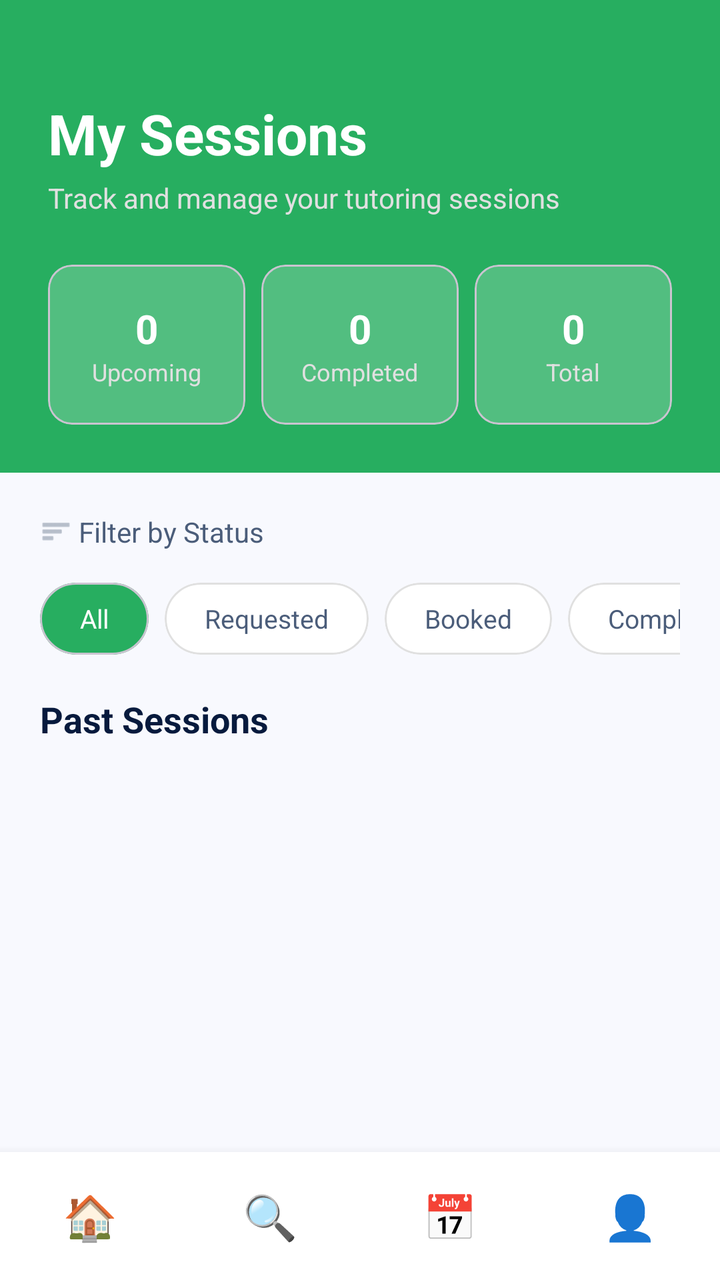
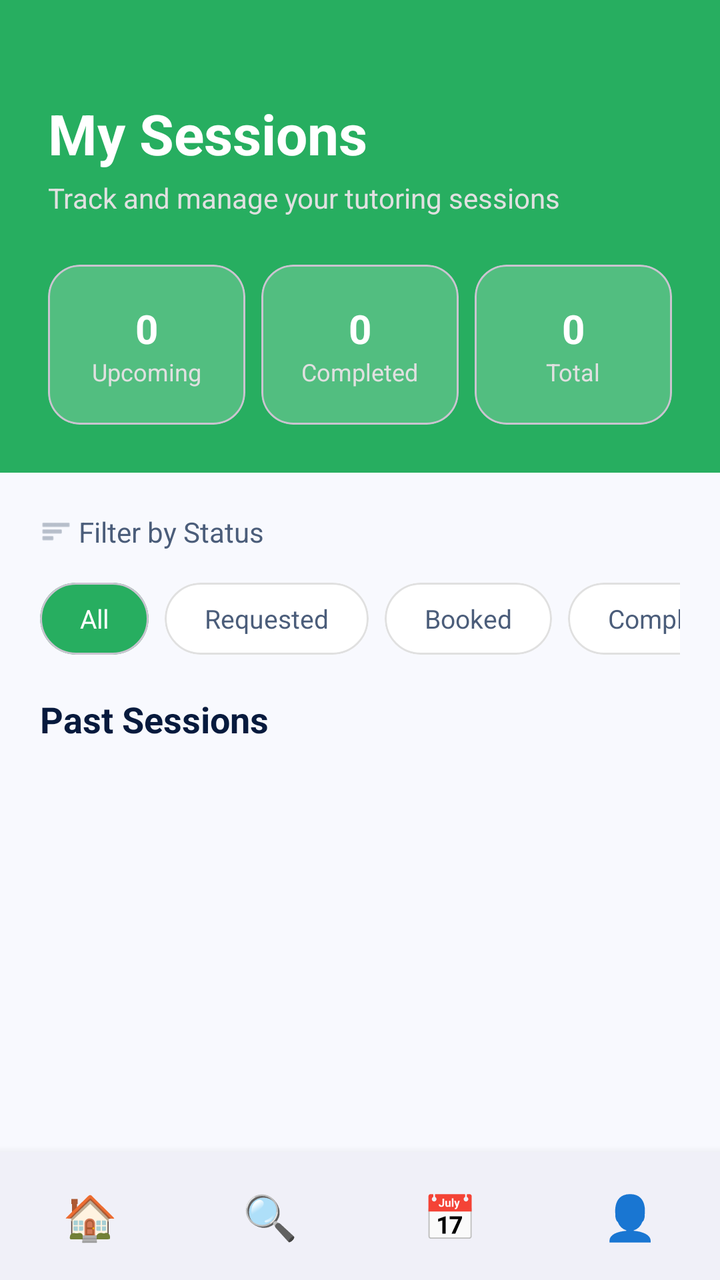

Two renders of the same Android screen: before a commit and after it. Below are the layout's source before the change and the commit's diff.
<!-- AndroidManifest.xml: application theme Theme.PeerTutoringApollo -->
<!-- res/layout/activity_session_requests.xml -->
<?xml version="1.0" encoding="utf-8"?>
<LinearLayout xmlns:android="http://schemas.android.com/apk/res/android"
    xmlns:app="http://schemas.android.com/apk/res-auto"
    android:layout_width="match_parent"
    android:layout_height="match_parent"
    android:orientation="vertical"
    android:background="#F8F9FE">

    
    <LinearLayout
        android:layout_width="match_parent"
        android:layout_height="wrap_content"
        android:background="#27AE60"
        android:orientation="vertical"
        android:paddingTop="48dp"
        android:paddingBottom="24dp"
        android:paddingHorizontal="24dp">

        <TextView
            android:layout_width="wrap_content"
            android:layout_height="wrap_content"
            android:text="My Sessions"
            android:textColor="#FFFFFF"
            android:textSize="28sp"
            android:textStyle="bold" />

        <TextView
            android:layout_width="wrap_content"
            android:layout_height="wrap_content"
            android:text="Track and manage your tutoring sessions"
            android:textColor="#E0E0E0"
            android:textSize="14sp"
            android:layout_marginTop="4dp" />

        
        <LinearLayout
            android:layout_width="match_parent"
            android:layout_height="wrap_content"
            android:orientation="horizontal"
            android:layout_marginTop="24dp"
            android:weightSum="3">

            
            <com.google.android.material.card.MaterialCardView
                android:layout_width="0dp"
                android:layout_height="80dp"
                android:layout_weight="1"
                android:layout_marginEnd="8dp"
                app:cardCornerRadius="12dp"
                app:cardBackgroundColor="#52BE80"
                app:cardElevation="0dp">
                <LinearLayout android:layout_width="match_parent" android:layout_height="match_parent" android:gravity="center" android:orientation="vertical">
                    <TextView android:id="@+id/tvCountUpcoming" android:layout_width="wrap_content" android:layout_height="wrap_content" android:text="0" android:textColor="#FFFFFF" android:textSize="20sp" android:textStyle="bold" />
                    <TextView android:layout_width="wrap_content" android:layout_height="wrap_content" android:text="Upcoming" android:textColor="#E0E0E0" android:textSize="12sp" />
                </LinearLayout>
            </com.google.android.material.card.MaterialCardView>

            
            <com.google.android.material.card.MaterialCardView
                android:layout_width="0dp"
                android:layout_height="80dp"
                android:layout_weight="1"
                android:layout_marginEnd="8dp"
                app:cardCornerRadius="12dp"
                app:cardBackgroundColor="#52BE80"
                app:cardElevation="0dp">
                <LinearLayout android:layout_width="match_parent" android:layout_height="match_parent" android:gravity="center" android:orientation="vertical">
                    <TextView android:id="@+id/tvCountCompleted" android:layout_width="wrap_content" android:layout_height="wrap_content" android:text="0" android:textColor="#FFFFFF" android:textSize="20sp" android:textStyle="bold" />
                    <TextView android:layout_width="wrap_content" android:layout_height="wrap_content" android:text="Completed" android:textColor="#E0E0E0" android:textSize="12sp" />
                </LinearLayout>
            </com.google.android.material.card.MaterialCardView>

            
            <com.google.android.material.card.MaterialCardView
                android:layout_width="0dp"
                android:layout_height="80dp"
                android:layout_weight="1"
                app:cardCornerRadius="12dp"
                app:cardBackgroundColor="#52BE80"
                app:cardElevation="0dp">
                <LinearLayout android:layout_width="match_parent" android:layout_height="match_parent" android:gravity="center" android:orientation="vertical">
                    <TextView android:id="@+id/tvCountTotal" android:layout_width="wrap_content" android:layout_height="wrap_content" android:text="0" android:textColor="#FFFFFF" android:textSize="20sp" android:textStyle="bold" />
                    <TextView android:layout_width="wrap_content" android:layout_height="wrap_content" android:text="Total" android:textColor="#E0E0E0" android:textSize="12sp" />
                </LinearLayout>
            </com.google.android.material.card.MaterialCardView>
        </LinearLayout>
    </LinearLayout>

    
    <LinearLayout
        android:layout_width="match_parent"
        android:layout_height="wrap_content"
        android:orientation="vertical"
        android:padding="20dp">

        <LinearLayout
            android:layout_width="match_parent"
            android:layout_height="wrap_content"
            android:orientation="horizontal"
            android:gravity="center_vertical"
            android:layout_marginBottom="16dp">
            <ImageView android:layout_width="16dp" android:layout_height="16dp" android:src="@android:drawable/ic_menu_sort_by_size" app:tint="#8B97A8" />
            <TextView android:layout_width="wrap_content" android:layout_height="wrap_content" android:text=" Filter by Status" android:textColor="#4B5D7A" android:textSize="14sp" />
        </LinearLayout>

        <HorizontalScrollView
            android:layout_width="match_parent"
            android:layout_height="wrap_content"
            android:scrollbars="none">
            <LinearLayout
                android:layout_width="wrap_content"
                android:layout_height="wrap_content"
                android:orientation="horizontal">

                <com.google.android.material.card.MaterialCardView
                    android:id="@+id/chipAll"
                    android:layout_width="wrap_content"
                    android:layout_height="36dp"
                    android:layout_marginEnd="8dp"
                    app:cardCornerRadius="18dp"
                    app:cardBackgroundColor="#27AE60"
                    app:cardElevation="0dp">
                    <TextView android:layout_width="wrap_content" android:layout_height="match_parent" android:gravity="center" android:paddingHorizontal="20dp" android:text="All" android:textColor="#FFFFFF" android:textSize="13sp" />
                </com.google.android.material.card.MaterialCardView>

                <com.google.android.material.card.MaterialCardView
                    android:id="@+id/chipPending"
                    android:layout_width="wrap_content"
                    android:layout_height="36dp"
                    android:layout_marginEnd="8dp"
                    app:cardCornerRadius="18dp"
                    app:cardBackgroundColor="#FFFFFF"
                    app:strokeColor="#E0E0E0"
                    app:strokeWidth="1dp"
                    app:cardElevation="0dp">
                    <TextView android:layout_width="wrap_content" android:layout_height="match_parent" android:gravity="center" android:paddingHorizontal="20dp" android:text="Requested" android:textColor="#4B5D7A" android:textSize="13sp" />
                </com.google.android.material.card.MaterialCardView>

                <com.google.android.material.card.MaterialCardView
                    android:id="@+id/chipCounter"
                    android:layout_width="wrap_content"
                    android:layout_height="36dp"
                    android:layout_marginEnd="8dp"
                    app:cardCornerRadius="18dp"
                    app:cardBackgroundColor="#FFFFFF"
                    app:strokeColor="#E0E0E0"
                    app:strokeWidth="1dp"
                    app:cardElevation="0dp">
                    <TextView android:layout_width="wrap_content" android:layout_height="match_parent" android:gravity="center" android:paddingHorizontal="20dp" android:text="Booked" android:textColor="#4B5D7A" android:textSize="13sp" />
                </com.google.android.material.card.MaterialCardView>

                <com.google.android.material.card.MaterialCardView
                    android:id="@+id/chipAccepted"
                    android:layout_width="wrap_content"
                    android:layout_height="36dp"
                    android:layout_marginEnd="8dp"
                    app:cardCornerRadius="18dp"
                    app:cardBackgroundColor="#FFFFFF"
                    app:strokeColor="#E0E0E0"
                    app:strokeWidth="1dp"
                    app:cardElevation="0dp">
                    <TextView android:layout_width="wrap_content" android:layout_height="match_parent" android:gravity="center" android:paddingHorizontal="20dp" android:text="Completed" android:textColor="#4B5D7A" android:textSize="13sp" />
                </com.google.android.material.card.MaterialCardView>

                <com.google.android.material.card.MaterialCardView
                    android:id="@+id/chipDeclined"
                    android:layout_width="wrap_content"
                    android:layout_height="36dp"
                    android:layout_marginEnd="8dp"
                    app:cardCornerRadius="18dp"
                    app:cardBackgroundColor="#FFFFFF"
                    app:strokeColor="#E0E0E0"
                    app:strokeWidth="1dp"
                    app:cardElevation="0dp">
                    <TextView android:layout_width="wrap_content" android:layout_height="match_parent" android:gravity="center" android:paddingHorizontal="20dp" android:text="Cancelled" android:textColor="#4B5D7A" android:textSize="13sp" />
                </com.google.android.material.card.MaterialCardView>

                <com.google.android.material.card.MaterialCardView
                    android:id="@+id/chipExpired"
                    android:layout_width="wrap_content"
                    android:layout_height="36dp"
                    app:cardCornerRadius="18dp"
                    app:cardBackgroundColor="#FFFFFF"
                    app:strokeColor="#E0E0E0"
                    app:strokeWidth="1dp"
                    app:cardElevation="0dp">
                    <TextView android:layout_width="wrap_content" android:layout_height="match_parent" android:gravity="center" android:paddingHorizontal="20dp" android:text="Expired" android:textColor="#4B5D7A" android:textSize="13sp" />
                </com.google.android.material.card.MaterialCardView>

            </LinearLayout>
        </HorizontalScrollView>
    </LinearLayout>

    <TextView
        android:layout_width="wrap_content"
        android:layout_height="wrap_content"
        android:text="Past Sessions"
        android:textColor="#071A3D"
        android:textSize="18sp"
        android:textStyle="bold"
        android:layout_marginHorizontal="20dp"
        android:layout_marginBottom="12dp" />

    <ScrollView
        android:layout_width="match_parent"
        android:layout_height="0dp"
        android:layout_weight="1"
        android:fillViewport="true">
        <LinearLayout
            android:id="@+id/layoutRequestList"
            android:layout_width="match_parent"
            android:layout_height="wrap_content"
            android:orientation="vertical"
            android:paddingHorizontal="20dp" />
    </ScrollView>

    
    <LinearLayout
        android:layout_width="match_parent"
        android:layout_height="64dp"
        android:orientation="horizontal"
        android:background="#FFFFFF"
        android:elevation="8dp">
        <LinearLayout android:id="@+id/navHome" android:layout_width="0dp" android:layout_height="match_parent" android:layout_weight="1" android:gravity="center" android:orientation="vertical">
            <TextView android:layout_width="wrap_content" android:layout_height="wrap_content" android:text="🏠" android:textSize="22sp" />
        </LinearLayout>
        <LinearLayout android:id="@+id/navBrowse" android:layout_width="0dp" android:layout_height="match_parent" android:layout_weight="1" android:gravity="center" android:orientation="vertical">
            <TextView android:layout_width="wrap_content" android:layout_height="wrap_content" android:text="🔍" android:textSize="22sp" />
        </LinearLayout>
        <LinearLayout android:id="@+id/navSessions" android:layout_width="0dp" android:layout_height="match_parent" android:layout_weight="1" android:gravity="center" android:orientation="vertical">
            <TextView android:layout_width="wrap_content" android:layout_height="wrap_content" android:text="📅" android:textSize="22sp" />
        </LinearLayout>
        <LinearLayout android:id="@+id/navProfile" android:layout_width="0dp" android:layout_height="match_parent" android:layout_weight="1" android:gravity="center" android:orientation="vertical">
            <TextView android:layout_width="wrap_content" android:layout_height="wrap_content" android:text="👤" android:textSize="22sp" />
        </LinearLayout>
    </LinearLayout>

</LinearLayout>
<!-- resources referenced by this layout -->
<resources>
  <style name="Theme.PeerTutoringApollo" parent="Base.Theme.PeerTutoringApollo" />
  <style name="Base.Theme.PeerTutoringApollo" parent="Theme.Material3.DayNight.NoActionBar">
          
          
      </style>
</resources>

<!-- the commit's change to res/layout/activity_session_requests.xml (unified diff, before → after) -->
@@ -46,7 +46,7 @@
                 android:layout_height="80dp"
                 android:layout_weight="1"
                 android:layout_marginEnd="8dp"
-                app:cardCornerRadius="12dp"
+                app:cardCornerRadius="16dp"
                 app:cardBackgroundColor="#52BE80"
                 app:cardElevation="0dp">
                 <LinearLayout android:layout_width="match_parent" android:layout_height="match_parent" android:gravity="center" android:orientation="vertical">
@@ -61,7 +61,7 @@
                 android:layout_height="80dp"
                 android:layout_weight="1"
                 android:layout_marginEnd="8dp"
-                app:cardCornerRadius="12dp"
+                app:cardCornerRadius="16dp"
                 app:cardBackgroundColor="#52BE80"
                 app:cardElevation="0dp">
                 <LinearLayout android:layout_width="match_parent" android:layout_height="match_parent" android:gravity="center" android:orientation="vertical">
@@ -75,7 +75,7 @@
                 android:layout_width="0dp"
                 android:layout_height="80dp"
                 android:layout_weight="1"
-                app:cardCornerRadius="12dp"
+                app:cardCornerRadius="16dp"
                 app:cardBackgroundColor="#52BE80"
                 app:cardElevation="0dp">
                 <LinearLayout android:layout_width="match_parent" android:layout_height="match_parent" android:gravity="center" android:orientation="vertical">
@@ -218,8 +218,7 @@
     <LinearLayout
         android:layout_width="match_parent"
         android:layout_height="64dp"
-        android:orientation="horizontal"
-        android:background="#FFFFFF"
+        android:orientation="horizontal" android:background="#F0F0F8"
         android:elevation="8dp">
         <LinearLayout android:id="@+id/navHome" android:layout_width="0dp" android:layout_height="match_parent" android:layout_weight="1" android:gravity="center" android:orientation="vertical">
             <TextView android:layout_width="wrap_content" android:layout_height="wrap_content" android:text="🏠" android:textSize="22sp" />
